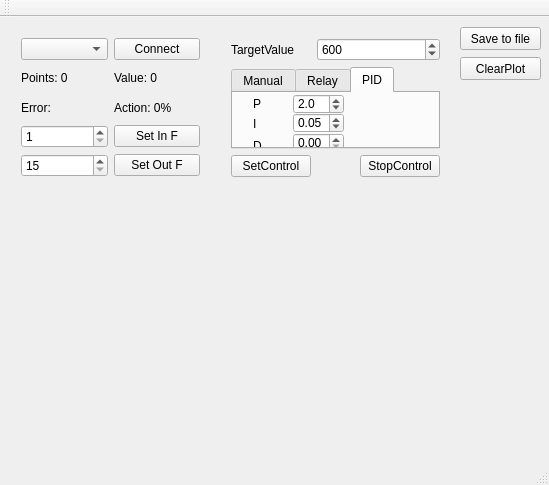
This is mainwindow.ui in petukhovtd/control_stm32_usb_cdc as Qt 5 draws it before an edit. The edited form follows.
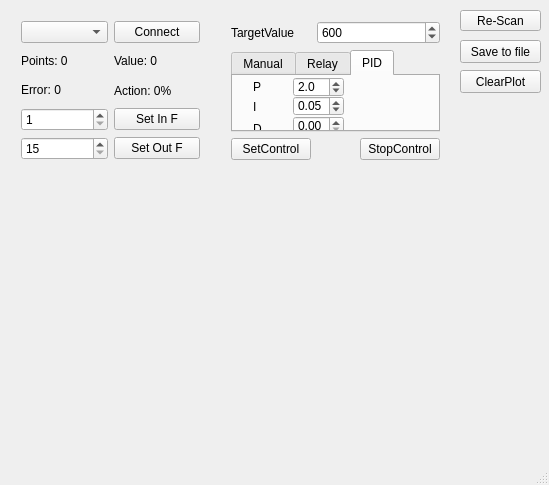
This is the edited form. Custom widgets are drawn as their Qt base class.

Commit message: 2018-12-18 Re-scan

```diff
--- a/mainwindow.ui
+++ b/mainwindow.ui
@@ -57,7 +57,7 @@
      <item row="3" column="0">
       <widget class="QLabel" name="ErrorLabel">
        <property name="text">
-        <string>Error: </string>
+        <string>&lt;html&gt;&lt;head/&gt;&lt;body&gt;&lt;p&gt;Error: 0</string>
        </property>
       </widget>
      </item>
@@ -142,7 +142,7 @@
     <property name="geometry">
      <rect>
       <x>460</x>
-      <y>40</y>
+      <y>70</y>
       <width>81</width>
       <height>23</height>
      </rect>
@@ -155,7 +155,7 @@
     <property name="geometry">
      <rect>
       <x>460</x>
-      <y>10</y>
+      <y>40</y>
       <width>81</width>
       <height>23</height>
      </rect>
@@ -164,7 +164,7 @@
      <string>Save to file</string>
     </property>
    </widget>
-   <widget class="QWidget" name="">
+   <widget class="QWidget" name="layoutWidget">
     <property name="geometry">
      <rect>
       <x>220</x>
@@ -371,20 +371,25 @@
      </item>
     </layout>
    </widget>
+   <widget class="QPushButton" name="ReScanPortButton">
+    <property name="geometry">
+     <rect>
+      <x>460</x>
+      <y>10</y>
+      <width>81</width>
+      <height>21</height>
+     </rect>
+    </property>
+    <property name="text">
+     <string>Re-Scan</string>
+    </property>
+   </widget>
   </widget>
   <widget class="QStatusBar" name="statusBar">
    <property name="sizeGripEnabled">
     <bool>true</bool>
    </property>
   </widget>
-  <widget class="QToolBar" name="mainToolBar">
-   <attribute name="toolBarArea">
-    <enum>TopToolBarArea</enum>
-   </attribute>
-   <attribute name="toolBarBreak">
-    <bool>false</bool>
-   </attribute>
-  </widget>
   <widget class="QMenuBar" name="menuBar">
    <property name="geometry">
     <rect>
```
Left out of the diff: 5 changed lines with no effect on the pictures. The commit also changes 3 other files.
